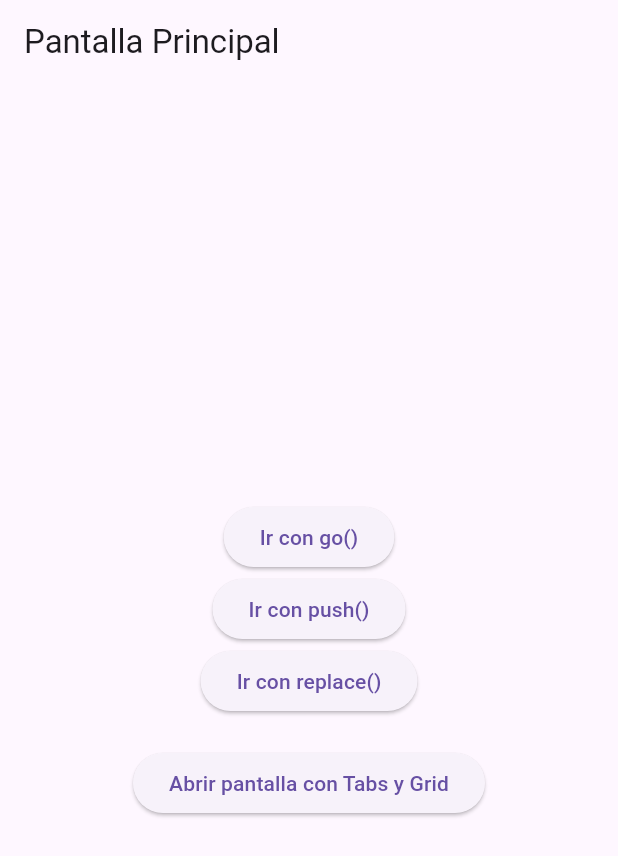
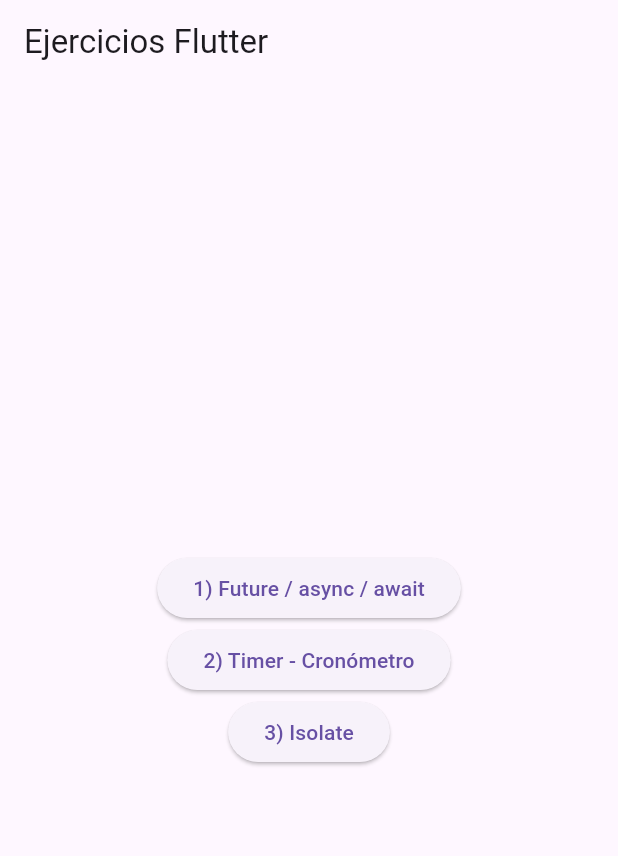
Before and after one commit to Jhunesquare/Flutter, a Flutter app: the screen it shows after launch, on a phone screen of 412 x 824 dp. Shown: the top 856 px of the screen. Run offline on Flutter 3.47's test engine with Material 3 defaults, Android fonts, the phone set to English and light mode, and no system bars.

Commit message:
Creación feature

```diff
--- a/project/lib/main.dart
+++ b/project/lib/main.dart
@@ -1,5 +1,7 @@
 import 'package:flutter/material.dart';
-import 'router.dart';
+import 'screens/future_screen.dart';
+import 'screens/timer_screen.dart';
+import 'screens/isolate_screen.dart';
 
 void main() {
   runApp(const MyApp());
@@ -10,10 +12,46 @@ class MyApp extends StatelessWidget {
 
   @override
   Widget build(BuildContext context) {
-    return MaterialApp.router(
-      title: 'Flutter go_router Demo',
-      debugShowCheckedModeBanner: false,
-      routerConfig: router,
+    return MaterialApp(
+      title: 'Ejercicios Flutter',
+      theme: ThemeData(primarySwatch: Colors.blue),
+      home: const HomeScreen(),
     );
   }
 }
+
+class HomeScreen extends StatelessWidget {
+  const HomeScreen({super.key});
+
+  @override
+  Widget build(BuildContext context) {
+    return Scaffold(
+      appBar: AppBar(title: const Text("Ejercicios Flutter")),
+      body: Center(
+        child: Column(
+          mainAxisAlignment: MainAxisAlignment.center,
+          children: [
+            ElevatedButton(
+              child: const Text("1) Future / async / await"),
+              onPressed: () {
+                Navigator.push(context, MaterialPageRoute(builder: (_) => const FutureScreen()));
+              },
+            ),
+            ElevatedButton(
+              child: const Text("2) Timer - Cronómetro"),
+              onPressed: () {
+                Navigator.push(context, MaterialPageRoute(builder: (_) => const TimerScreen()));
+              },
+            ),
+            ElevatedButton(
+              child: const Text("3) Isolate"),
+              onPressed: () {
+                Navigator.push(context, MaterialPageRoute(builder: (_) => const IsolateScreen()));
+              },
+            ),
+          ],
+        ),
+      ),
+    );
+  }
+}
--- a/project/lib/router.dart
+++ /dev/null
@@ -1,26 +0,0 @@
-import 'package:go_router/go_router.dart';
-import 'screens/home_screen.dart';
-import 'screens/detail_screen.dart';
-import 'screens/tabs_screen.dart';
-
-final GoRouter router = GoRouter(
-  routes: [
-    GoRoute(
-      path: '/',
-      name: 'home',
-      builder: (context, state) => const HomeScreen(),
-    ),
-    GoRoute(
-      path: '/detail/:id',
-      builder: (context, state) {
-        final id = state.pathParameters['id']!;
-        return DetailScreen(message: id);
-      },
-    ),
-    GoRoute(
-      path: '/tabs',
-      name: 'tabs',
-      builder: (context, state) => const TabsScreen(),
-    ),
-  ],
-);
--- a/project/lib/screens/home_screen.dart
+++ /dev/null
@@ -1,48 +0,0 @@
-import 'package:flutter/material.dart';
-import 'package:go_router/go_router.dart';
-
-class HomeScreen extends StatelessWidget {
-  const HomeScreen({super.key});
-
-  @override
-  Widget build(BuildContext context) {
-    return Scaffold(
-      appBar: AppBar(title: const Text("Pantalla Principal")),
-      body: Center(
-        child: Column(
-          mainAxisAlignment: MainAxisAlignment.center,
-          children: [
-            ElevatedButton(
-              // go → reemplaza la ruta actual
-              onPressed: () {
-                context.go('/detail/Hola desde GO');
-              },
-              child: const Text("Ir con go()"),
-            ),
-            ElevatedButton(
-              // push → apila la nueva ruta
-              onPressed: () {
-                context.push('/detail/Hola desde PUSH');
-              },
-              child: const Text("Ir con push()"),
-            ),
-            ElevatedButton(
-              // replace → reemplaza la ruta sin opción de volver
-              onPressed: () {
-                context.replace('/detail/Hola desde REPLACE');
-              },
-              child: const Text("Ir con replace()"),
-            ),
-            const SizedBox(height: 20),
-            ElevatedButton(
-              onPressed: () {
-                context.push('/tabs');
-              },
-              child: const Text("Abrir pantalla con Tabs y Grid"),
-            ),
-          ],
-        ),
-      ),
-    );
-  }
-}
```
Also changed, not shown: project/lib/screens/detail_screen.dart (deleted, +0 -80 lines), project/lib/screens/future_screen.dart (added, +42 -0 lines), project/lib/screens/isolate_screen.dart (added, +52 -0 lines), project/lib/screens/tabs_screen.dart (deleted, +0 -154 lines), project/lib/screens/timer_screen.dart (added, +66 -0 lines), project/lib/services/fake_service.dart (added, +17 -0 lines), 1 other file.
